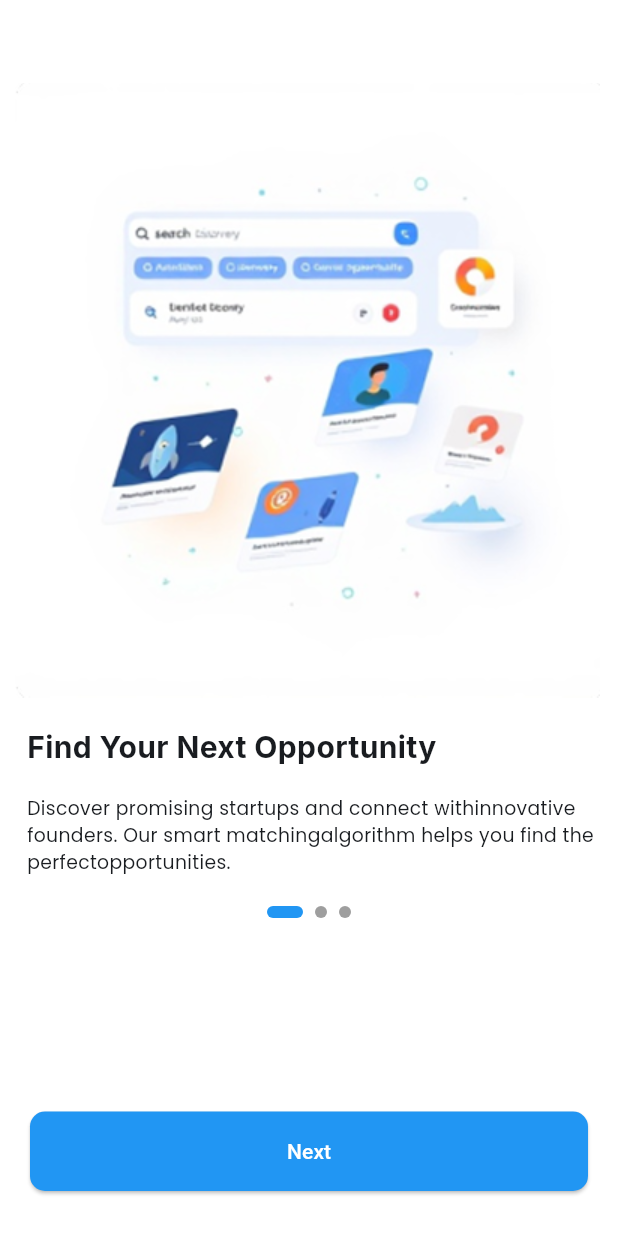
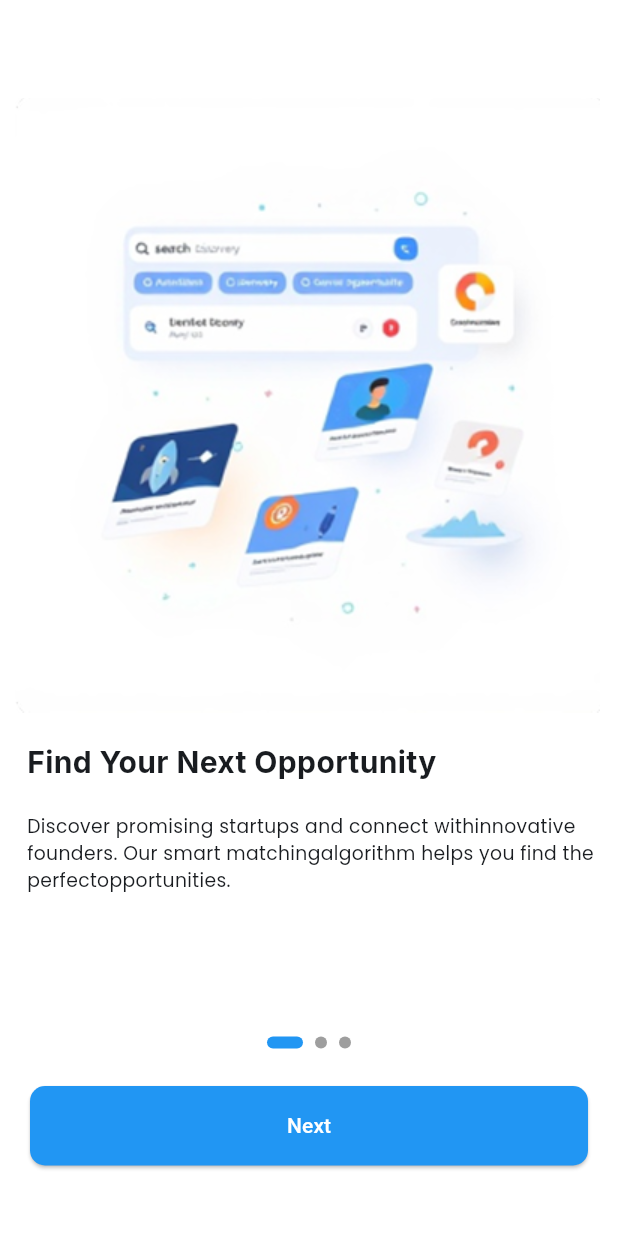
Before and after one commit to Riddhimagupta22/solution_challenge, a Flutter app: the screen it shows after launch, on a phone screen of 412 x 824 dp. Run offline on Flutter 3.47's test engine with Material 3 defaults, Android fonts, the phone set to English and light mode, and no system bars; drawn by our look-alikes of smooth_page_indicator; our stand-ins replace dotted_border, firebase_auth, firebase_core, get, google_fonts, google_maps_flutter and 3 more; accounts and stored records are empty.

Commit message:
new project

```diff
--- a/lib/Frontend/Features/Onboarding Screen/onboarding_screen.dart
+++ b/lib/Frontend/Features/Onboarding Screen/onboarding_screen.dart
@@ -50,7 +50,7 @@ class _OnboardingScreenState extends State<OnboardingScreen> {
                     crossAxisAlignment: CrossAxisAlignment.start,
                     children: [
                       Padding(
-                        padding: const EdgeInsets.only(top: 35.0),
+                        padding: const EdgeInsets.only(top: 45.0),
                         child: Image.asset(contents[i].image),
                       ),
                       Padding(
@@ -64,7 +64,7 @@ class _OnboardingScreenState extends State<OnboardingScreen> {
                         ),
                       ),
                       Padding(
-                        padding: const EdgeInsets.only(top: 18.0, left: 8),
+                        padding: const EdgeInsets.only(top: 20.0, left: 8),
                         child: Text(
                           contents[i].discription,
                           style: GoogleFonts.poppins(
@@ -73,7 +73,7 @@ class _OnboardingScreenState extends State<OnboardingScreen> {
                           ),
                         ),
                       ),
-                      const SizedBox(height: 20),
+                      const SizedBox(height: 95),
                       Center(
                         child: SmoothPageIndicator(
                           controller: _controller,
@@ -85,7 +85,7 @@ class _OnboardingScreenState extends State<OnboardingScreen> {
                           ),
                         ),
                       ),
-                      const Spacer(),
+                      const SizedBox(height: 15),
                       Container(
                         height: 53,
                         margin: const EdgeInsets.all(10),
```
